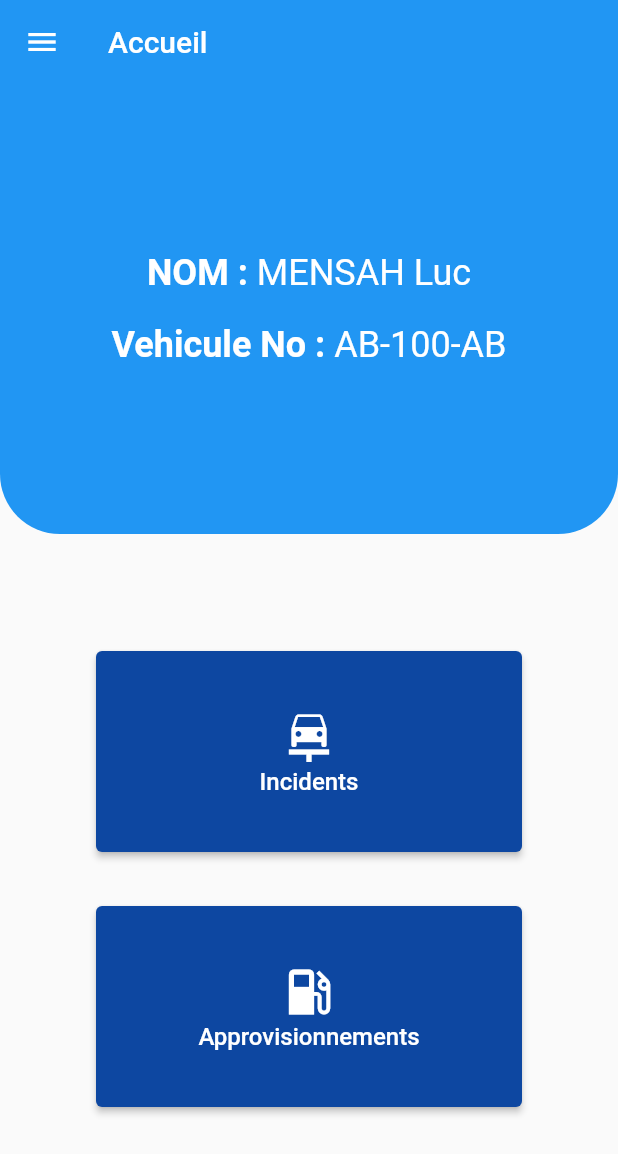
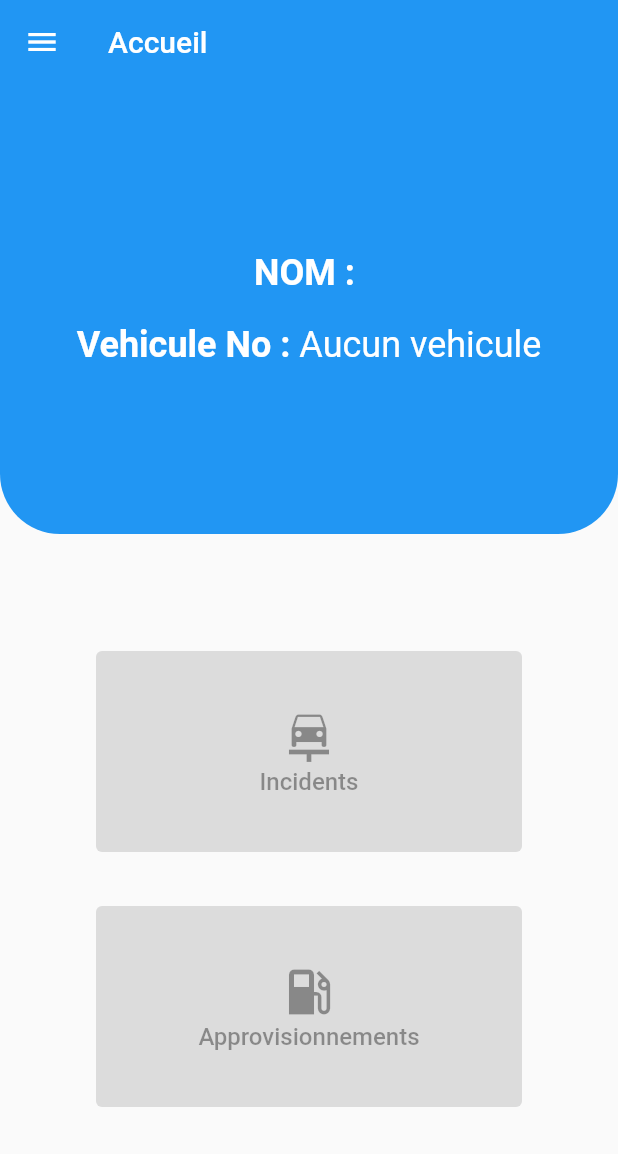
Before and after one commit to iamSangohan/cars_manager, a Flutter app: the AccueilScreen screen opened directly, on a phone screen of 412 x 824 dp. Shown: the top 1154 px of the screen. Run offline on Flutter 3.47's test engine with Material 2 defaults, Android fonts, the light colour scheme and no system bars; our stand-ins replace shared_preferences; accounts and stored records are empty.

Commit message:
#feat : Add information to home screen

```diff
--- a/lib/app_screens/accueil.dart
+++ b/lib/app_screens/accueil.dart
@@ -2,12 +2,38 @@ import 'package:cars_manager/app_screens/drawer.dart';
 import 'package:cars_manager/app_screens/indexApprovis.dart';
 import 'package:cars_manager/app_screens/indexIncident.dart';
 import 'package:flutter/material.dart';
+import 'package:shared_preferences/shared_preferences.dart';
 
-class AccueilScreen extends StatelessWidget {
-  const AccueilScreen({super.key});
+
+class AccueilScreen extends StatefulWidget {
+  @override
+  _AccueilScreenState createState() => _AccueilScreenState();
+}
+
+
+class _AccueilScreenState extends State<AccueilScreen> {
+  late String nomPrenom;
+  late String matricule;
+
+  @override
+  void initState() {
+    super.initState();
+    initAsyncOperations();
+  }
+
+  Future<void> initAsyncOperations() async {
+    SharedPreferences prefs = await SharedPreferences.getInstance();
+
+    setState(() {
+      nomPrenom = prefs.getString('username') ?? 'Aucun utilisateur';
+      matricule = prefs.getString('vehicule_immatriculation') ?? 'Aucun vehicule';
+    });
+  }
+
 
   @override
   Widget build(BuildContext context) {
+    // Votre code de construction reste inchangé
     return Scaffold(
       drawer: const FenetreNavigation(),
       appBar: AppBar(
@@ -28,14 +54,14 @@ class AccueilScreen extends StatelessWidget {
                   bottomRight: Radius.circular(40.0),
                 )
               ),
-              child: const Column(
+              child: Column(
                 mainAxisAlignment: MainAxisAlignment.center,
                 children: [
                   Row(
                     // Ligne avec les informations de l'utilisateur
                     mainAxisAlignment: MainAxisAlignment.center,
                     children: [
-                      Text('NOM : ',
+                      const Text('NOM : ',
                         style: TextStyle(
                           fontWeight: FontWeight.bold,
                           fontSize: 24,
@@ -43,21 +69,22 @@ class AccueilScreen extends StatelessWidget {
                           color: Colors.white
                         )
                       ),
-                      Text("MENSAH Luc",
-                        style: TextStyle(
+                      Text(
+                        nomPrenom,
+                        style: const TextStyle(
                           fontSize: 24,
                           fontFamily: 'Roboto',
-                          color: Colors.white
-                        )
+                          color: Colors.white,
+                        ),
                       ),
                     ],
                   ),
-                  SizedBox(height: 20),
+                  const SizedBox(height: 20),
                   Row(
                     // Ligne avec les informations sur le vehicule de l'utilisateur
                     mainAxisAlignment: MainAxisAlignment.center,
                     children: [
-                      Text('Vehicule No : ',
+                      const Text('Vehicule No : ',
                         style: TextStyle(
                           fontWeight: FontWeight.bold,
                           fontSize: 24,
@@ -65,8 +92,9 @@ class AccueilScreen extends StatelessWidget {
                           color: Colors.white
                         )
                       ),
-                      Text("AB-100-AB",
-                        style: TextStyle(
+                      Text(
+                        matricule,
+                        style: const TextStyle(
                           fontSize: 24,
                           fontFamily: 'Roboto',
                           color: Colors.white
@@ -92,7 +120,8 @@ class AccueilScreen extends StatelessWidget {
                     style: ElevatedButton.styleFrom(
                       backgroundColor: Colors.blue[900],
                     ),
-                    onPressed: () {
+                    // Desactiver le bouton si aucun vehicule
+                    onPressed: matricule == 'Aucun vehicule' ? null : () {
                       Navigator.of(context).push(MaterialPageRoute(
                         builder: (context) => const IncidentIndex(),
                       ));
@@ -117,11 +146,11 @@ class AccueilScreen extends StatelessWidget {
                     style: ElevatedButton.styleFrom(
                       backgroundColor: Colors.blue[900],
                     ),
-                    onPressed: () {
+                    onPressed: matricule == 'Aucun vehicule' ? null : (() {
                       Navigator.of(context).push(MaterialPageRoute(
                         builder: (context) => const ApprovisIndex(),
                       ));
-                    },
+                    }),
                     child: const Column(
                       mainAxisAlignment: MainAxisAlignment.center,
                       children: [
```
